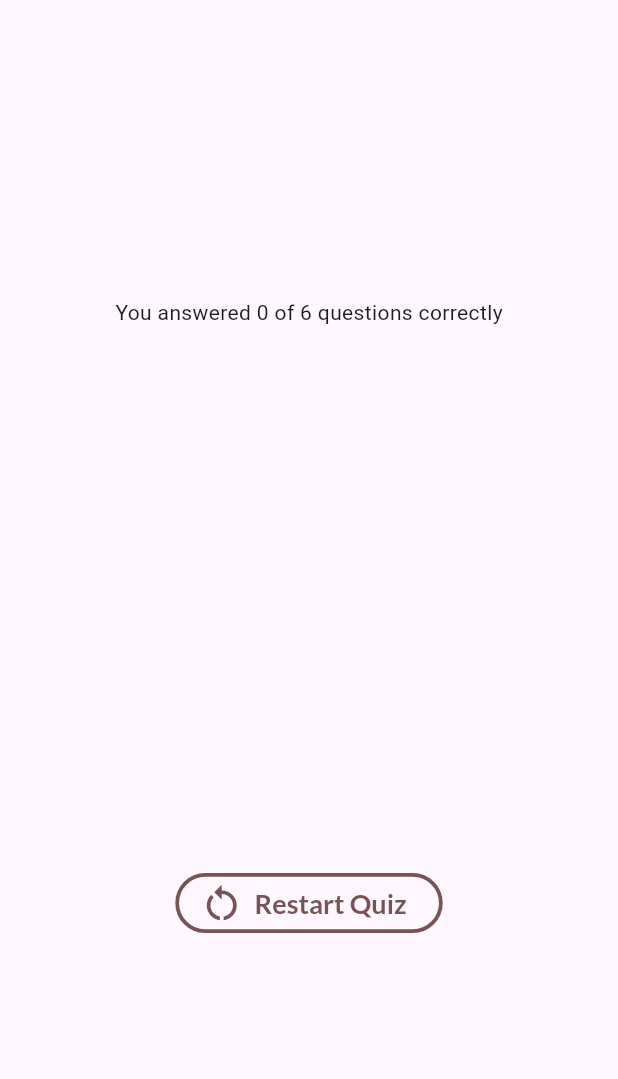
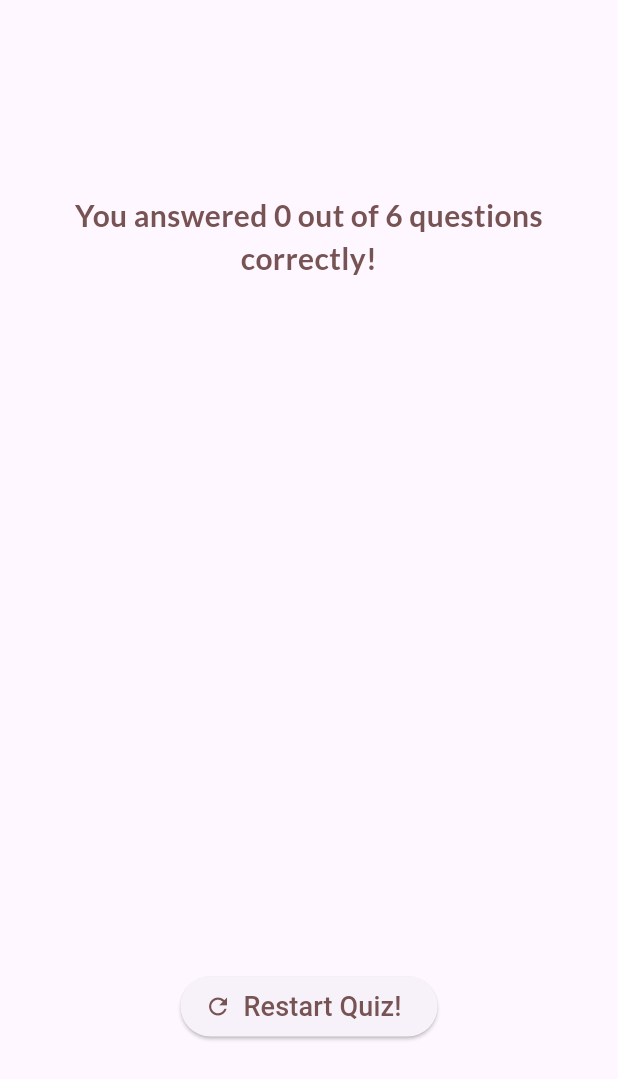
Before and after one commit to e7gx/project_test2, a Flutter app: the ResultsScreen widget shown alone on an empty page, opened directly with empty values, on a phone screen of 412 x 824 dp. Shown: the top 1079 px of the screen. Run offline on Flutter 3.47's test engine with Material 3 defaults, Android fonts, the phone set to English and light mode, and no system bars; our stand-ins replace google_fonts.

Commit message:
last version

```diff
--- /dev/null
+++ b/lib/page/questions_summary.dart
@@ -0,0 +1,25 @@
+import 'package:flutter/material.dart';
+
+import 'package:project_test2/page/summary_item.dart';
+
+class QuestionsSummary extends StatelessWidget {
+  const QuestionsSummary(this.summaryData, {super.key});
+
+  final List<Map<String, Object>> summaryData;
+
+  @override
+  Widget build(BuildContext context) {
+    return SizedBox(
+      height: 400,
+      child: SingleChildScrollView(
+        child: Column(
+          children: summaryData.map(
+            (data) {
+              return SummaryItem(data);
+            },
+          ).toList(),
+        ),
+      ),
+    );
+  }
+}
--- a/lib/results_screen.dart
+++ b/lib/results_screen.dart
@@ -1,11 +1,16 @@
 import 'package:flutter/material.dart';
 import 'package:project_test2/data/questions.dart';
-import 'package:project_test2/questions_summary.dart';
+import 'package:project_test2/page/questions_summary.dart';
 import 'package:google_fonts/google_fonts.dart';
 
 class ResultsScreen extends StatelessWidget {
-  const ResultsScreen({super.key, required this.chosenAnswers});
+  const ResultsScreen({
+    super.key,
+    required this.chosenAnswers,
+    required this.onRestart,
+  });
 
+  final void Function() onRestart;
   final List<String> chosenAnswers;
 
   List<Map<String, Object>> getSummaryData() {
@@ -14,13 +19,14 @@ class ResultsScreen extends StatelessWidget {
     for (var i = 0; i < chosenAnswers.length; i++) {
       summary.add(
         {
-          'question_index': i, //string
+          'question_index': i,
           'question': questions[i].text,
           'correct_answer': questions[i].answers[0],
-          'user_answer': chosenAnswers[i],
+          'user_answer': chosenAnswers[i]
         },
       );
     }
+
     return summary;
   }
 
@@ -40,31 +46,32 @@ class ResultsScreen extends StatelessWidget {
           mainAxisAlignment: MainAxisAlignment.center,
           children: [
             Text(
-              'You answered $numCorrectQuestions of $numTotalQuestions questions correctly',
+              'You answered $numCorrectQuestions out of $numTotalQuestions questions correctly!',
+              style: GoogleFonts.lato(
+                color: const Color.fromARGB(255, 119, 83, 83),
+                fontSize: 20,
+                fontWeight: FontWeight.bold,
+              ),
+              textAlign: TextAlign.center,
             ),
-            const SizedBox(height: 30),
+            const SizedBox(
+              height: 30,
+            ),
             QuestionsSummary(summaryData),
-            const SizedBox(height: 30),
-            OutlinedButton.icon(
-              onPressed: () {},
-              icon: const Icon(
-                Icons.restart_alt,
-                color: Color.fromARGB(255, 119, 83, 83),
-                size: 30,
-              ),
-              style: OutlinedButton.styleFrom(
-                side: const BorderSide(
-                  width: 2.5,
-                  color: Color.fromARGB(255, 119, 83, 83),
-                ),
-                textStyle: GoogleFonts.lato(
-                    color: const Color.fromARGB(255, 119, 83, 83),
-                    fontWeight: FontWeight.bold,
-                    fontSize: 18),
+            const SizedBox(
+              height: 30,
+            ),
+            ElevatedButton.icon(
+              onPressed: onRestart,
+              style: TextButton.styleFrom(
                 foregroundColor: const Color.fromARGB(255, 119, 83, 83),
               ),
-              label: const Text('Restart Quiz'),
-            ),
+              icon: const Icon(Icons.refresh),
+              label: const Text(
+                'Restart Quiz!',
+                style: TextStyle(fontSize: 18),
+              ),
+            )
           ],
         ),
       ),
```
Also changed, not shown: lib/page/questions_identifier.dart (added, +35 -0 lines), lib/page/summary_item.dart (added, +58 -0 lines), lib/questions_summary.dart (deleted, +0 -40 lines), lib/style/quiz.dart (+15 -3 lines).
